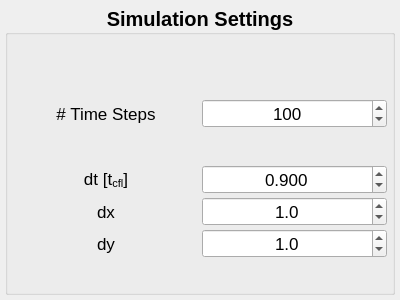
Old version of the form dirac/gui/mainwindow/simulationssettings/simulation_group_box.ui in the repository brands-d/Dirac.
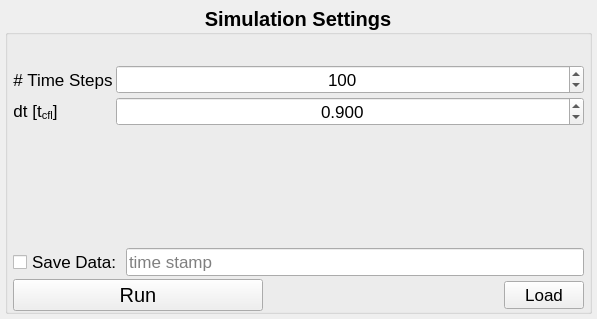
New version of the form.

Patch:
```diff
--- a/dirac/gui/mainwindow/simulationssettings/simulation_group_box.ui
+++ b/dirac/gui/mainwindow/simulationssettings/simulation_group_box.ui
@@ -6,8 +6,8 @@
    <rect>
     <x>0</x>
     <y>0</y>
-    <width>400</width>
-    <height>300</height>
+    <width>597</width>
+    <height>319</height>
    </rect>
   </property>
   <property name="windowTitle">
@@ -68,60 +68,8 @@
        <number>0</number>
       </property>
       <item>
-       <layout class="QHBoxLayout" name="layout_2">
-        <item>
-         <widget class="QLabel" name="time_steps_label">
-          <property name="font">
-           <font>
-            <pointsize>13</pointsize>
-            <weight>50</weight>
-            <bold>false</bold>
-            <stylestrategy>PreferAntialias</stylestrategy>
-           </font>
-          </property>
-          <property name="toolTip">
-           <string>&lt;html&gt;&lt;head/&gt;&lt;body&gt;&lt;p&gt;Adjust the number of time steps that are calculated.&lt;/p&gt;&lt;/body&gt;&lt;/html&gt;</string>
-          </property>
-          <property name="text">
-           <string># Time Steps</string>
-          </property>
-          <property name="alignment">
-           <set>Qt::AlignCenter</set>
-          </property>
-         </widget>
-        </item>
-        <item>
-         <widget class="QSpinBox" name="time_steps_spinbox">
-          <property name="font">
-           <font>
-            <pointsize>13</pointsize>
-            <weight>50</weight>
-            <bold>false</bold>
-            <stylestrategy>PreferAntialias</stylestrategy>
-           </font>
-          </property>
-          <property name="alignment">
-           <set>Qt::AlignCenter</set>
-          </property>
-          <property name="minimum">
-           <number>10</number>
-          </property>
-          <property name="maximum">
-           <number>100000</number>
-          </property>
-          <property name="singleStep">
-           <number>100</number>
-          </property>
-          <property name="value">
-           <number>100</number>
-          </property>
-         </widget>
-        </item>
-       </layout>
-      </item>
-      <item>
-       <layout class="QGridLayout" name="layout_3">
-        <item row="0" column="0">
+       <layout class="QFormLayout" name="formLayout">
+        <item row="1" column="0">
          <widget class="QLabel" name="dt_label">
           <property name="font">
            <font>
@@ -142,117 +90,7 @@
           </property>
          </widget>
         </item>
-        <item row="1" column="0">
-         <widget class="QLabel" name="dx_label">
-          <property name="font">
-           <font>
-            <pointsize>13</pointsize>
-            <weight>50</weight>
-            <bold>false</bold>
-           </font>
-          </property>
-          <property name="toolTip">
-           <string>Adjust the lattice spacing in the horizontal direction.</string>
-          </property>
-          <property name="text">
-           <string>dx</string>
-          </property>
-          <property name="alignment">
-           <set>Qt::AlignCenter</set>
-          </property>
-         </widget>
-        </item>
-        <item row="2" column="0">
-         <widget class="QLabel" name="dy_label">
-          <property name="font">
-           <font>
-            <pointsize>13</pointsize>
-            <weight>50</weight>
-            <bold>false</bold>
-           </font>
-          </property>
-          <property name="toolTip">
-           <string>Adjust the lattice spacing in the horizontal direction.</string>
-          </property>
-          <property name="text">
-           <string>dy</string>
-          </property>
-          <property name="alignment">
-           <set>Qt::AlignCenter</set>
-          </property>
-         </widget>
-        </item>
-        <item row="2" column="1">
-         <widget class="QDoubleSpinBox" name="dy_spinbox">
-          <property name="font">
-           <font>
-            <pointsize>13</pointsize>
-            <weight>50</weight>
-            <bold>false</bold>
-           </font>
-          </property>
-          <property name="alignment">
-           <set>Qt::AlignCenter</set>
-          </property>
-          <property name="correctionMode">
-           <enum>QAbstractSpinBox::CorrectToNearestValue</enum>
-          </property>
-          <property name="keyboardTracking">
-           <bool>false</bool>
-          </property>
-          <property name="decimals">
-           <number>1</number>
-          </property>
-          <property name="minimum">
-           <double>0.100000000000000</double>
-          </property>
-          <property name="maximum">
-           <double>10.000000000000000</double>
-          </property>
-          <property name="singleStep">
-           <double>0.100000000000000</double>
-          </property>
-          <property name="value">
-           <double>1.000000000000000</double>
-          </property>
-         </widget>
-        </item>
         <item row="1" column="1">
-         <widget class="QDoubleSpinBox" name="dx_spinbox">
-          <property name="font">
-           <font>
-            <pointsize>13</pointsize>
-            <weight>50</weight>
-            <bold>false</bold>
-           </font>
-          </property>
-          <property name="alignment">
-           <set>Qt::AlignCenter</set>
-          </property>
-          <property name="correctionMode">
-           <enum>QAbstractSpinBox::CorrectToNearestValue</enum>
-          </property>
-          <property name="keyboardTracking">
-           <bool>false</bool>
-          </property>
-          <property name="decimals">
-           <number>1</number>
-          </property>
-          <property name="minimum">
-           <double>0.100000000000000</double>
-          </property>
-          <property name="maximum">
-           <double>10.000000000000000</double>
-          </property>
-          <property name="singleStep">
-           <double>0.100000000000000</double>
-          </property>
-          <property name="value">
-           <double>1.000000000000000</double>
-          </property>
-         </widget>
-        </item>
-        <item row="0" column="1">
          <widget class="QDoubleSpinBox" name="dt_spinbox">
           <property name="font">
            <font>
@@ -284,6 +122,161 @@
           </property>
           <property name="value">
            <double>0.900000000000000</double>
+          </property>
+         </widget>
+        </item>
+        <item row="0" column="1">
+         <widget class="QSpinBox" name="time_steps_spinbox">
+          <property name="font">
+           <font>
+            <pointsize>13</pointsize>
+            <weight>50</weight>
+            <bold>false</bold>
+            <stylestrategy>PreferAntialias</stylestrategy>
+           </font>
+          </property>
+          <property name="alignment">
+           <set>Qt::AlignCenter</set>
+          </property>
+          <property name="minimum">
+           <number>10</number>
+          </property>
+          <property name="maximum">
+           <number>100000</number>
+          </property>
+          <property name="singleStep">
+           <number>100</number>
+          </property>
+          <property name="value">
+           <number>100</number>
+          </property>
+         </widget>
+        </item>
+        <item row="0" column="0">
+         <widget class="QLabel" name="time_steps_label">
+          <property name="font">
+           <font>
+            <pointsize>13</pointsize>
+            <weight>50</weight>
+            <bold>false</bold>
+            <stylestrategy>PreferAntialias</stylestrategy>
+           </font>
+          </property>
+          <property name="toolTip">
+           <string>&lt;html&gt;&lt;head/&gt;&lt;body&gt;&lt;p&gt;Adjust the number of time steps that are calculated.&lt;/p&gt;&lt;/body&gt;&lt;/html&gt;</string>
+          </property>
+          <property name="text">
+           <string># Time Steps</string>
+          </property>
+          <property name="alignment">
+           <set>Qt::AlignCenter</set>
+          </property>
+         </widget>
+        </item>
+       </layout>
+      </item>
+      <item>
+       <layout class="QHBoxLayout" name="layout_2">
+        <item>
+         <widget class="QCheckBox" name="save_checkbox">
+          <property name="font">
+           <font>
+            <pointsize>13</pointsize>
+            <weight>50</weight>
+            <bold>false</bold>
+           </font>
+          </property>
+          <property name="toolTip">
+           <string>Whether the raw data gets saved.</string>
+          </property>
+          <property name="text">
+           <string>Save Data:</string>
+          </property>
+          <property name="checked">
+           <bool>false</bool>
+          </property>
+         </widget>
+        </item>
+        <item>
+         <widget class="QLineEdit" name="save_lineedit">
+          <property name="font">
+           <font>
+            <pointsize>13</pointsize>
+            <weight>50</weight>
+            <bold>false</bold>
+           </font>
+          </property>
+          <property name="toolTip">
+           <string>File name of the raw data file.
+If empty the file name will be a simple timestamp.
+
+See the output/ directory.</string>
+          </property>
+          <property name="placeholderText">
+           <string>time stamp</string>
+          </property>
+         </widget>
+        </item>
+       </layout>
+      </item>
+      <item>
+       <layout class="QHBoxLayout" name="layout_3">
+        <item>
+         <widget class="QPushButton" name="run_button">
+          <property name="sizePolicy">
+           <sizepolicy hsizetype="Fixed" vsizetype="Fixed">
+            <horstretch>0</horstretch>
+            <verstretch>0</verstretch>
+           </sizepolicy>
+          </property>
+          <property name="minimumSize">
+           <size>
+            <width>250</width>
+            <height>0</height>
+           </size>
+          </property>
+          <property name="font">
+           <font>
+            <pointsize>15</pointsize>
+            <weight>50</weight>
+            <bold>false</bold>
+           </font>
+          </property>
+          <property name="toolTip">
+           <string>Starts the simulation. See statusbar for progress.</string>
+          </property>
+          <property name="text">
+           <string>Run</string>
+          </property>
+         </widget>
+        </item>
+        <item>
+         <spacer name="spacer">
+          <property name="orientation">
+           <enum>Qt::Horizontal</enum>
+          </property>
+          <property name="sizeType">
+           <enum>QSizePolicy::Expanding</enum>
+          </property>
+          <property name="sizeHint" stdset="0">
+           <size>
+            <width>40</width>
+            <height>20</height>
+           </size>
+          </property>
+         </spacer>
+        </item>
+        <item>
+         <widget class="QPushButton" name="load_button">
+          <property name="font">
+           <font>
+            <pointsize>13</pointsize>
+            <weight>50</weight>
+            <bold>false</bold>
+           </font>
+          </property>
+          <property name="text">
+           <string>Load</string>
           </property>
          </widget>
         </item>
```
